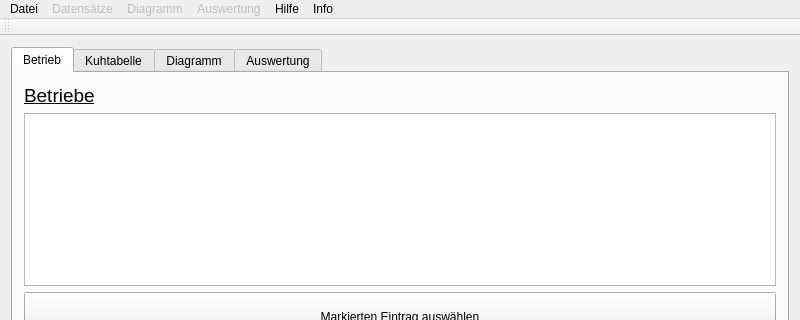
kuhmuckl/kuhmuckl, file mainwindow.ui: the form before one commit; both pictures show x 0 to 800 and y 0 to 320 of the 800 by 550 pixel window.
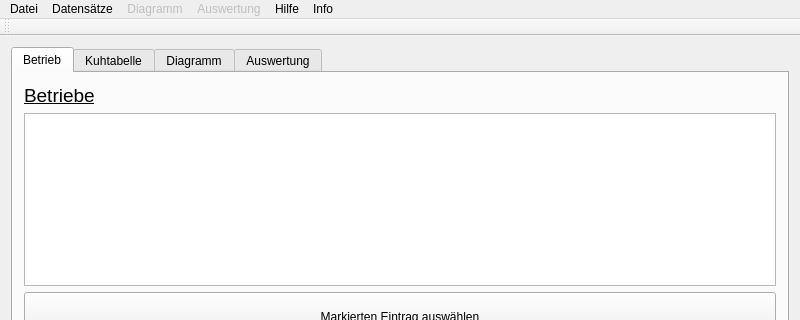
The form after the commit.

Diff of the .ui file:
```diff
--- a/mainwindow.ui
+++ b/mainwindow.ui
@@ -737,7 +737,7 @@
    </widget>
    <widget class="QMenu" name="menuDataSet">
     <property name="enabled">
-     <bool>false</bool>
+     <bool>true</bool>
     </property>
     <property name="title">
      <string>Datensätze</string>
```
Left out of the diff: 6 changed lines with no effect on the pictures.
